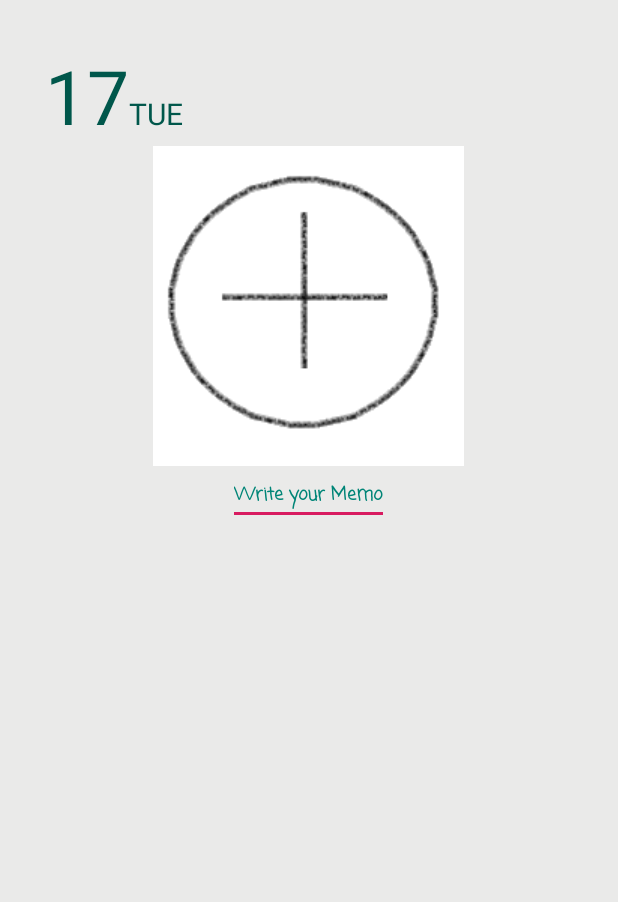
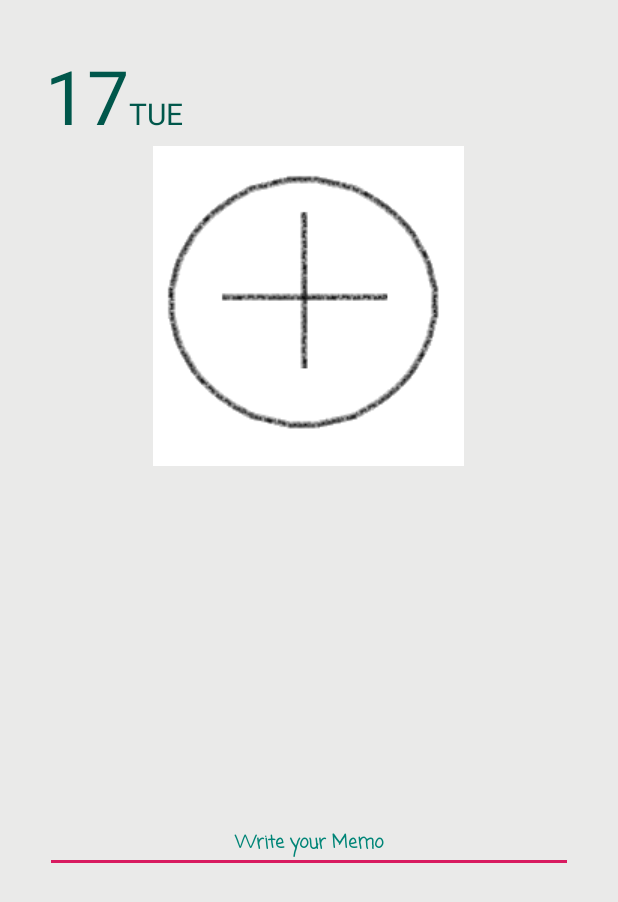
Before and after one commit to freedomchurl/MindMirror, an Android app: the layout detail_edit.xml on its own in the app's theme, with its tools: preview values and no code run, on a phone screen of 412 x 824 dp. Shown: the top 902 px of the screen. Run offline under Robolectric (Android 15) with nearby library versions, the phone set to English and light mode, and no system bars.

Commit message:
Exception Handling and Fix some errorrr

```diff
--- a/app/src/main/java/vaninside/mindmirror/DetailEditFragment.java
+++ b/app/src/main/java/vaninside/mindmirror/DetailEditFragment.java
@@ -166,6 +166,10 @@ public class DetailEditFragment extends Fragment {
 
 
 
+    public int getMind(){
+        return mind;
+    }
+
     public void saveData(){
         text = editText.getText().toString();
 
--- a/app/src/main/java/vaninside/mindmirror/OptionActivity.java
+++ b/app/src/main/java/vaninside/mindmirror/OptionActivity.java
@@ -137,6 +137,11 @@ public class OptionActivity extends AppCompatActivity {
                 SharedPreferences.Editor editor = sharedPreferences.edit();
                 editor.putBoolean("darkmode",isDarkMode); // key, value를 이용하여 저장하는 형
                 editor.commit();
+
+                if(isDarkMode == true)
+                    ThemeUtil.applyTheme(ThemeUtil.DARK_MODE);
+                else
+                    ThemeUtil.applyTheme(ThemeUtil.LIGHT_MODE);
             }
         });
 
--- a/app/src/main/res/layout/activity_main.xml
+++ b/app/src/main/res/layout/activity_main.xml
@@ -5,7 +5,8 @@
     android:layout_width="match_parent"
     android:layout_height="match_parent"
     android:orientation="vertical"
-    tools:context=".MainActivity">
+    tools:context=".MainActivity"
+    android:background="@color/backgroundColor">
 
 <LinearLayout
     android:layout_width="match_parent"
--- a/app/src/main/res/layout/detail_edit.xml
+++ b/app/src/main/res/layout/detail_edit.xml
@@ -7,7 +7,13 @@
     tools:context=".DetailActivity"
     android:orientation="vertical"
     android:background="#eaeae9">
-
+    <LinearLayout
+        android:id="@+id/mind_layout_2"
+        android:layout_width="match_parent"
+        android:layout_height="0dp"
+        android:orientation="vertical"
+        android:layout_weight="6"
+        android:background="#eaeae9">
     <LinearLayout
         android:layout_width="wrap_content"
         android:layout_height="wrap_content"
@@ -78,21 +84,34 @@
         app:srcCompat="@drawable/test_emotion"
         android:layout_gravity="center"
         />
-
+    </LinearLayout>
+<ScrollView
+    android:layout_width="match_parent"
+    android:layout_height="0dp"
+    android:layout_weight="2"
+    android:layout_marginLeft="30dp"
+    android:layout_marginRight="30dp"
+    android:layout_marginTop="10dp"
+    android:layout_marginBottom="30dp">
     <EditText
         android:id="@+id/detail_editText"
-        android:layout_width="wrap_content"
+        android:layout_width="match_parent"
         android:layout_height="wrap_content"
-        android:layout_gravity="center"
         android:fontFamily="casual"
         android:hint="Write your Memo"
         android:textColor="@color/colorPrimaryDark"
         android:textColorHint="@color/colorPrimary"
-        android:gravity="center"
         android:textSize="12sp"
         android:textStyle="bold"
-        android:maxLength="300" />
+        android:textAlignment="center"
+        android:layout_marginTop="10dp"/>
+</ScrollView>
 
-
+    <Space
+        android:id="@+id/instagram"
+        android:layout_width="wrap_content"
+        android:layout_height="0dp"
+        android:text="Insta"
+        android:layout_weight="1"/>
 
 </LinearLayout>
--- a/app/src/main/res/values/colors.xml
+++ b/app/src/main/res/values/colors.xml
@@ -3,4 +3,5 @@
     <color name="colorPrimary">#008577</color>
     <color name="colorPrimaryDark">#00574B</color>
     <color name="colorAccent">#d81b60</color>
+    <color name="backgroundColor">#ffffff</color>
 </resources>
```
Also changed, not shown: app/src/main/java/vaninside/mindmirror/DetailActivity.java (+55 -15 lines), app/src/main/java/vaninside/mindmirror/DetailFragment.java (+17 -2 lines), app/src/main/java/vaninside/mindmirror/IntroActivity.java (+8 -2 lines), app/src/main/java/vaninside/mindmirror/Model/CreateViewToBitmap.java (+15 -4 lines), app/src/main/java/vaninside/mindmirror/StatActivity.java (+7 -1 lines), app/src/main/java/vaninside/mindmirror/ThemeUtil.java (added, +28 -0 lines), app/src/main/res/layout/detail.xml (+15 -5 lines).
